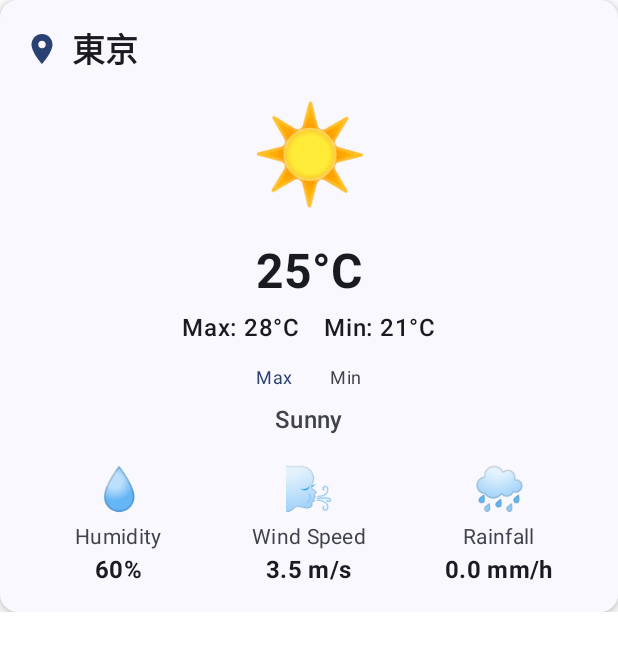
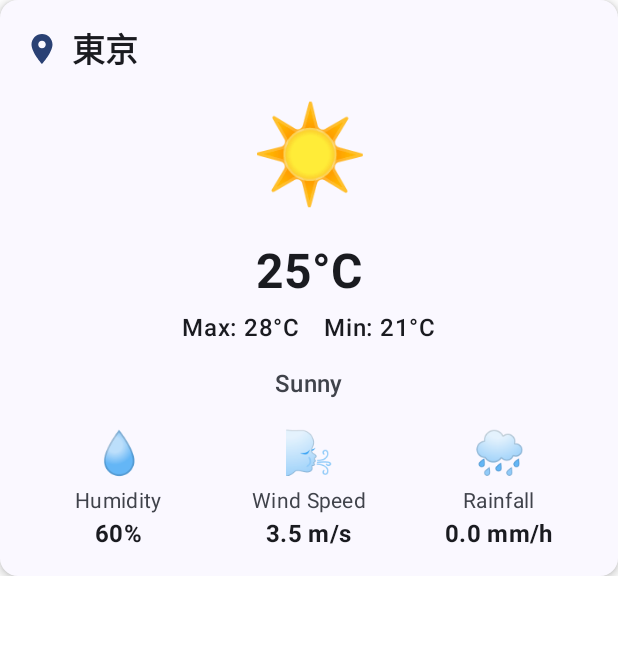
Before and after one commit to tonionagauzzi/WeatherApp, an Android app built with Jetpack Compose: the @Preview function WeatherCardPreview, on a phone screen of 412 x 824 dp. Shown: the top 651 px of the screen. Run offline under Robolectric (Android 15) with nearby library versions, the phone set to English and light mode, and no system bars.

Commit message:
重複していた最高気温・最低気温のラベルを削除

```diff
--- a/app/src/main/java/com/vitantonio/nagauzzi/weatherapp/ui/component/medium/WeatherCard.kt
+++ b/app/src/main/java/com/vitantonio/nagauzzi/weatherapp/ui/component/medium/WeatherCard.kt
@@ -101,25 +101,6 @@ fun WeatherCard(weather: Weather, modifier: Modifier = Modifier) {
 
             Spacer(modifier = Modifier.height(16.dp))
 
-            Row(
-                horizontalArrangement = Arrangement.Center,
-                modifier = Modifier.fillMaxWidth()
-            ) {
-                Text(
-                    text = context.getString(R.string.label_max),
-                    style = MaterialTheme.typography.bodySmall,
-                    color = MaterialTheme.colorScheme.primary
-                )
-                Spacer(modifier = Modifier.width(24.dp))
-                Text(
-                    text = context.getString(R.string.label_min),
-                    style = MaterialTheme.typography.bodySmall,
-                    color = MaterialTheme.colorScheme.onSurfaceVariant
-                )
-            }
-
-            Spacer(modifier = Modifier.height(8.dp))
-
             Text(
                 text = weather.condition.toLocalizedString(context),
                 style = MaterialTheme.typography.titleMedium,
```
